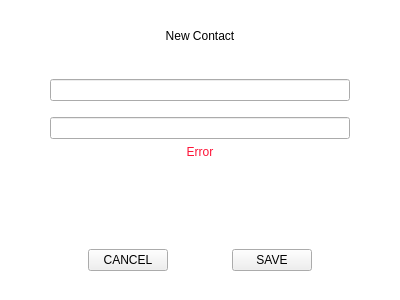
The window that src/qt/veil/forms/addressnewcontact.ui (Veil-Project/veil) describes before a commit, drawn with Qt 5.
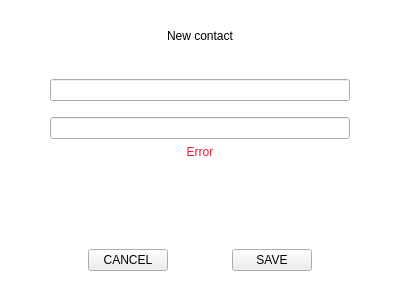
The same window after the commit.

The edit to the form file:
```diff
--- a/src/qt/veil/forms/addressnewcontact.ui
+++ b/src/qt/veil/forms/addressnewcontact.ui
@@ -62,7 +62,7 @@
          <string notr="true"/>
         </property>
         <property name="text">
-         <string>New Contact</string>
+         <string>New contact</string>
         </property>
         <property name="alignment">
          <set>Qt::AlignCenter</set>
```
